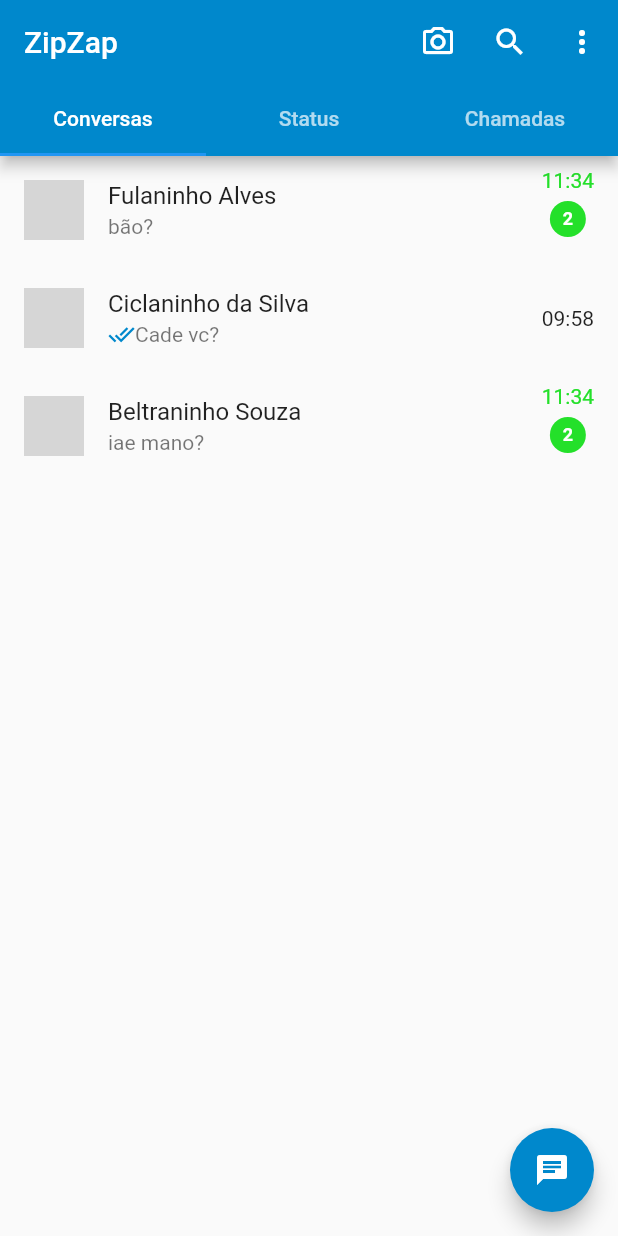
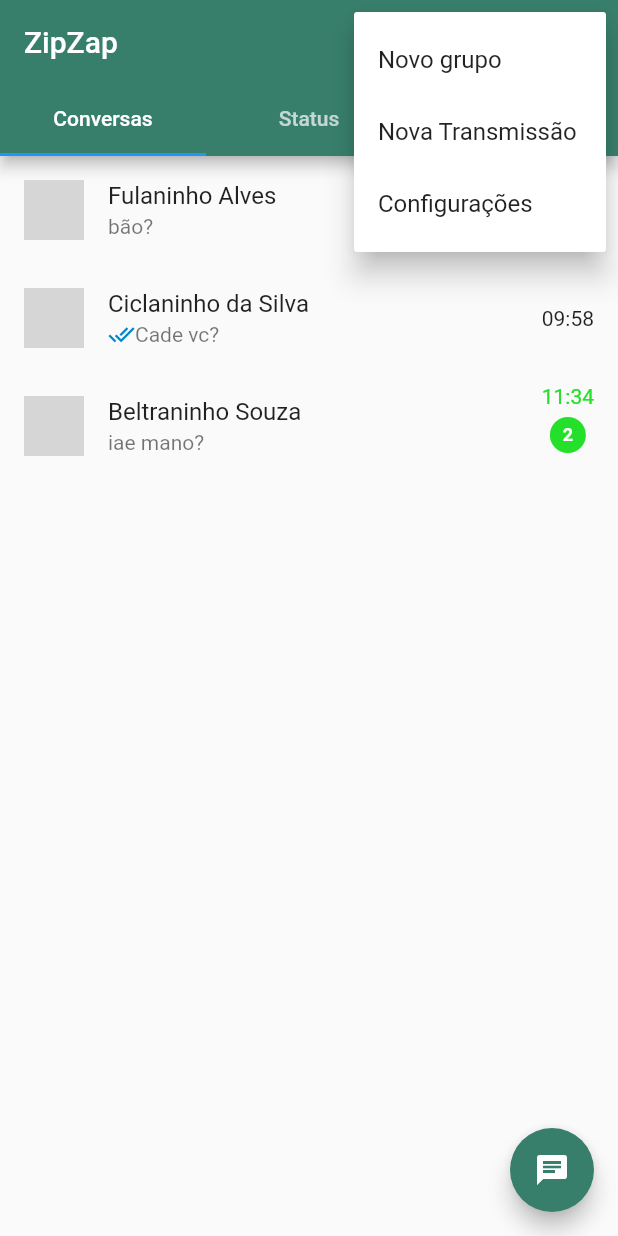
Before and after one commit to sar4silv4/disp_moveis, a Flutter app: the screen it shows after launch, after a tap on the "more vert" icon, on a phone screen of 412 x 824 dp. Run offline on Flutter 3.47's test engine with Material 2 defaults, Android fonts, the phone set to English and light mode, and no system bars; network calls fail; grey boxes are pictures that could not be loaded.

Commit message:
aula 25/05

```diff
--- a/lib/conversas.dart
+++ b/lib/conversas.dart
@@ -11,6 +11,7 @@ class Conversas extends StatelessWidget {
       children: [
         ListTile(
           onTap: () {
+            Navigator.pushNamed(context, '/conversa');
             print("a conversa foi clicada");
           },
           leading: CircleAvatar(
--- a/lib/main.dart
+++ b/lib/main.dart
@@ -1,7 +1,8 @@
-// ignore_for_file: prefer_const_constructors, prefer_const_literals_to_create_immutables
+// ignore_for_file: prefer_const_constructors, prefer_const_literals_to_create_immutables, unused_import
 
 import 'package:flutter/material.dart';
 import 'package:meuapp/pagina_inicial.dart';
+import 'configuracoes.dart';
 
 void main() {
   runApp(const MyApp());
@@ -13,6 +14,11 @@ class MyApp extends StatelessWidget {
   @override
   Widget build(BuildContext context) {
     return MaterialApp(
-        debugShowCheckedModeBanner: false, home: PaginaInicial());
+        debugShowCheckedModeBanner: false,
+        routes: {
+          '/':        (context) => PaginaInicial(),
+          '/config':(context) => Configuracoes(),
+        },
+    );
   }
 }
--- a/lib/pagina_inicial.dart
+++ b/lib/pagina_inicial.dart
@@ -4,7 +4,6 @@ import 'package:flutter/material.dart';
 import 'package:meuapp/chamadas.dart';
 import 'package:meuapp/conversas.dart';
 import 'package:meuapp/status.dart';
-
 
 class PaginaInicial extends StatelessWidget {
   const PaginaInicial({super.key});
@@ -16,7 +15,7 @@ class PaginaInicial extends StatelessWidget {
         child: Scaffold(
           appBar: AppBar(
             title: Text("ZipZap"),
-            backgroundColor: Color.fromARGB(255, 0, 136, 204),
+            backgroundColor: Color.fromARGB(255, 56, 127, 107),
             actions: [
               IconButton(
                 onPressed: () {
@@ -30,13 +29,28 @@ class PaginaInicial extends StatelessWidget {
                 },
                 icon: Icon(Icons.search),
               ),
-              IconButton(
-                onPressed: () {
-                  print("O botão do menu foi clicado");
-                },
-                icon: Icon(Icons.more_vert),
-              ),
-            ],
+              PopupMenuButton (
+              onSelected: (item) {
+                if (item == 3) {
+                Navigator.pushNamed(context, '/config');
+                }
+              },
+              itemBuilder: (context) => [
+                PopupMenuItem(
+                  value: 1,
+                  child: Text('Novo grupo'),
+                ),
+                PopupMenuItem(
+                  value: 2,
+                  child: Text('Nova Transmissão'),
+                ),
+                  PopupMenuItem(
+                  value: 3,
+                  child: Text('Configurações'),
+                ),
+              ],
+            ),
+          ],
             bottom: TabBar(tabs: [
               Tab(text: 'Conversas'),
               Tab(text: 'Status'),
@@ -45,7 +59,7 @@ class PaginaInicial extends StatelessWidget {
           ),
           floatingActionButton: FloatingActionButton(
             child: Icon(Icons.chat),
-            backgroundColor: Color.fromARGB(255, 0, 136, 204),
+            backgroundColor: Color.fromARGB(255, 56, 127, 107),
             onPressed: () {},
           ),
           body: TabBarView(children: [
--- a/lib/status.dart
+++ b/lib/status.dart
@@ -1,4 +1,4 @@
-// ignore_for_file: prefer_const_constructors, avoid_print, prefer_const_literals_to_create_immutables
+ //ignore_for_file: prefer_const_constructors, avoid_print, prefer_const_literals_to_create_immutables
 
 import 'package:flutter/material.dart';
 
```
Also changed, not shown: lib/chamadas.dart (+13 -53 lines), lib/configuracoes.dart (added, +105 -0 lines).
